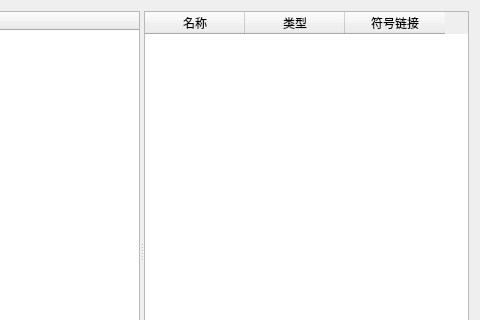
The window that OpenArk/objdirectory.ui (Qazwar/OpenArk-1) describes before a commit, drawn with Qt 5; both pictures show x 197 to 677 and y 0 to 320 of the 677 by 501 pixel window.
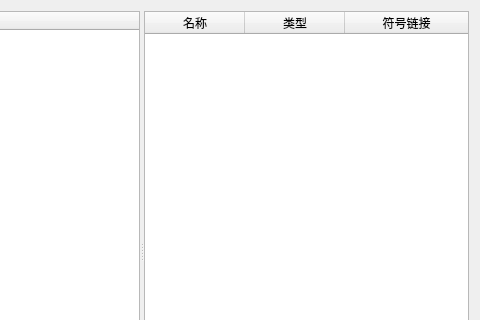
The same window after the commit.

```diff
--- a/OpenArk/objdirectory.ui
+++ b/OpenArk/objdirectory.ui
@@ -27,6 +27,9 @@
         <verstretch>0</verstretch>
        </sizepolicy>
       </property>
+      <attribute name="horizontalHeaderStretchLastSection">
+       <bool>true</bool>
+      </attribute>
       <column>
        <property name="text">
         <string>名称</string>
```
Left out of the diff: 8 changed lines with no effect on the pictures.
